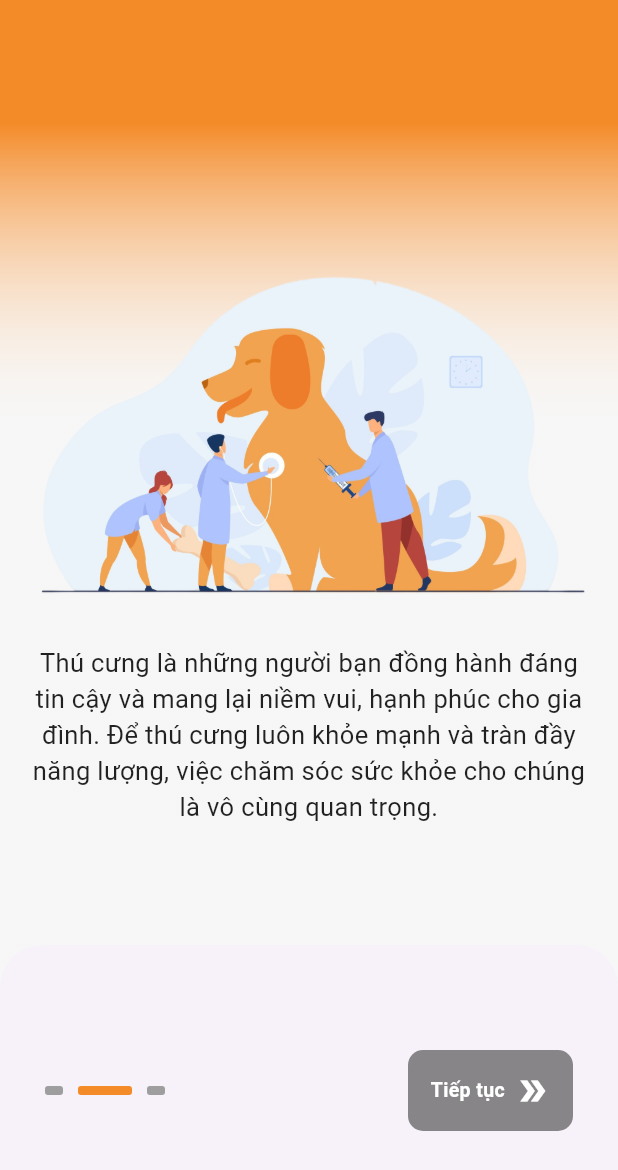
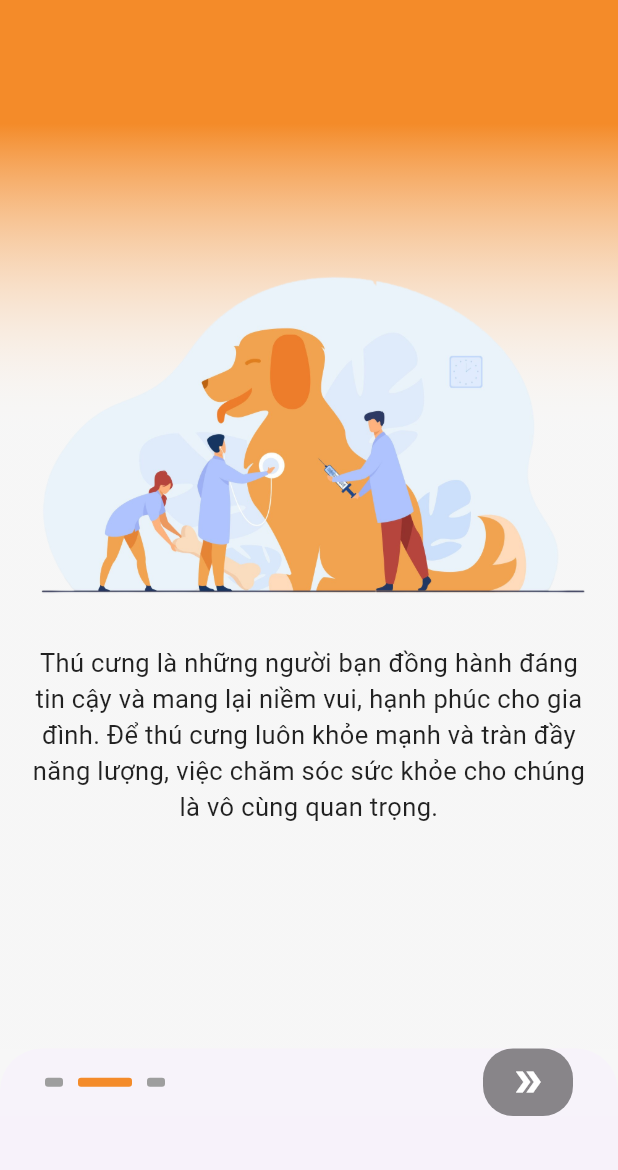
Before and after one commit to Anlele1701/DNT_Flutter_Pawtients, a Flutter app: the screen it shows after launch, swiped to page 2, on a phone screen of 412 x 824 dp. Shown: the top 1170 px of the screen. Run offline on Flutter 3.47's test engine with Material 3 defaults, Android fonts, the phone set to English and light mode, and no system bars; drawn by our look-alikes of smooth_page_indicator, toastification; our stand-ins replace carousel_slider, chips_choice, dio, flutter_riverpod, glassmorphism, image_picker and 5 more; missing offline and left inert: animated_checkmark.

Commit message:
Fix Onboarding 2

```diff
--- a/frontend_cl/lib/view/widget/Boarding/boarding_screen.dart
+++ b/frontend_cl/lib/view/widget/Boarding/boarding_screen.dart
@@ -20,7 +20,9 @@ class OnBoardingState extends State<OnBoarding> {
   Widget build(BuildContext context) {
     return Scaffold(
         bottomSheet:Container(
-        padding: EdgeInsets.symmetric(vertical: 70, horizontal: 30),
+        padding: EdgeInsets.fromLTRB(30, 0, 30,0),
+        margin: EdgeInsets.only(bottom: 80),
+        color: Color.fromARGB(15, 255, 255, 255),
         child: Row(
           mainAxisAlignment: MainAxisAlignment.spaceBetween,
           children: [
@@ -45,24 +47,13 @@ class OnBoardingState extends State<OnBoarding> {
                       duration: Duration(milliseconds: 300),
                       decoration: BoxDecoration(
                         color: islastpage ?Color(0xFFF48B29) :Colors.black45, //0xFFF48B29
-                        borderRadius: BorderRadius.circular(10),
+                        borderRadius: BorderRadius.circular(20),
                       ),
-                      width: 110,
-                      padding: EdgeInsets.all(15),
-                      child: Row(
-                        mainAxisAlignment: MainAxisAlignment.spaceBetween,
-                        children: [
-                          Text(islastpage ? "Bắt đầu" : "Tiếp tục",
-                              style: TextStyle(
-                                color: Colors.white,
-                                fontSize: 13,
-                                fontWeight: FontWeight.w600
-                              )),
-                          Icon(
-                            Icons.double_arrow_outlined,
-                            color: Colors.white,
-                          )
-                        ],
+                      width: 60,
+                      height: 45,
+                      child: Icon(
+                        Icons.double_arrow_outlined,
+                        color: Colors.white,
                       ),
                     ),
                     onTap: () async {
```
